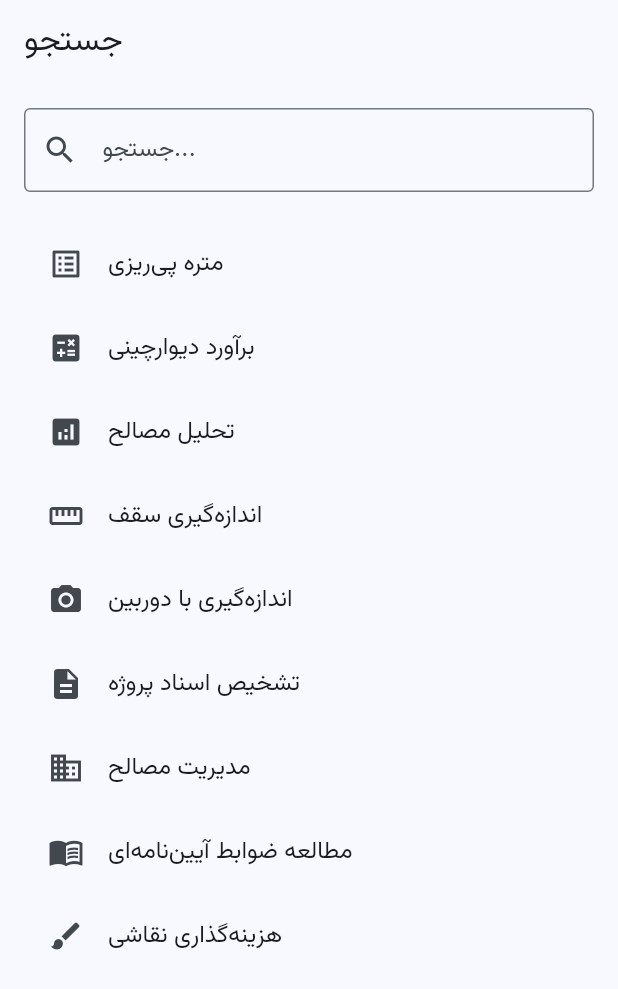
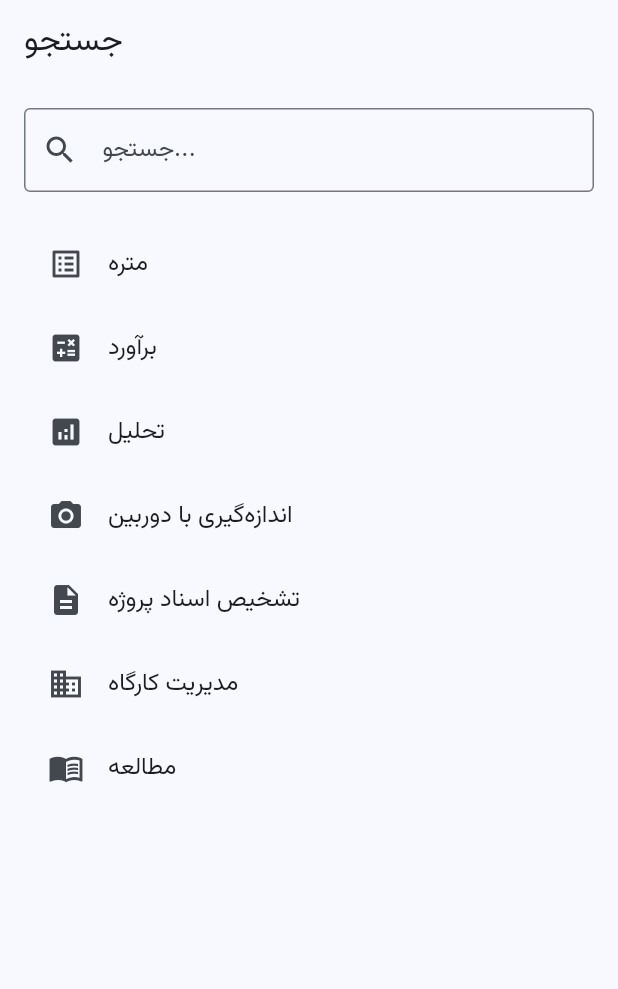
Before and after one commit to dilagh01/Metreyar_flutter_web, a Flutter app: the screen it shows after launch, on a phone screen of 412 x 824 dp. Shown: the top 989 px of the screen. Run offline on Flutter 3.47's test engine with Material 3 defaults, Android fonts, the phone set to English and light mode, and no system bars; our stand-ins replace go_router.

Commit message:
📦 بروزرسانی و آماده‌سازی برای بیلد

```diff
--- a/lib/pages/search_page.dart
+++ b/lib/pages/search_page.dart
@@ -22,23 +22,18 @@ class SearchPage extends StatelessWidget {
 
           ListTile(
             leading: const Icon(Icons.list_alt),
-            title: const Text('متره پی‌ریزی'),
+            title: const Text('متره'),
             onTap: () => context.go('/measure'),
           ),
           ListTile(
             leading: const Icon(Icons.calculate),
-            title: const Text('برآورد دیوارچینی'),
+            title: const Text('برآورد'),
             onTap: () => context.go('/estimation'),
           ),
           ListTile(
             leading: const Icon(Icons.analytics),
-            title: const Text('تحلیل مصالح'),
+            title: const Text('تحلیل'),
             onTap: () => context.go('/analysis'),
-          ),
-          ListTile(
-            leading: const Icon(Icons.straighten),
-            title: const Text('اندازه‌گیری سقف'),
-            onTap: () => context.go('/measure'),
           ),
           ListTile(
             leading: const Icon(Icons.camera_alt),
@@ -52,18 +47,13 @@ class SearchPage extends StatelessWidget {
           ),
           ListTile(
             leading: const Icon(Icons.business),
-            title: const Text('مدیریت مصالح'),
+            title: const Text('مدیریت کارگاه'),
             onTap: () => context.go('/site'),
           ),
           ListTile(
             leading: const Icon(Icons.menu_book),
-            title: const Text('مطالعه ضوابط آیین‌نامه‌ای'),
+            title: const Text('مطالعه'),
             onTap: () => context.go('/study'),
-          ),
-          ListTile(
-            leading: const Icon(Icons.brush),
-            title: const Text('هزینه‌گذاری نقاشی'),
-            onTap: () => context.go('/analysis'),
           ),
         ],
       ),
```
